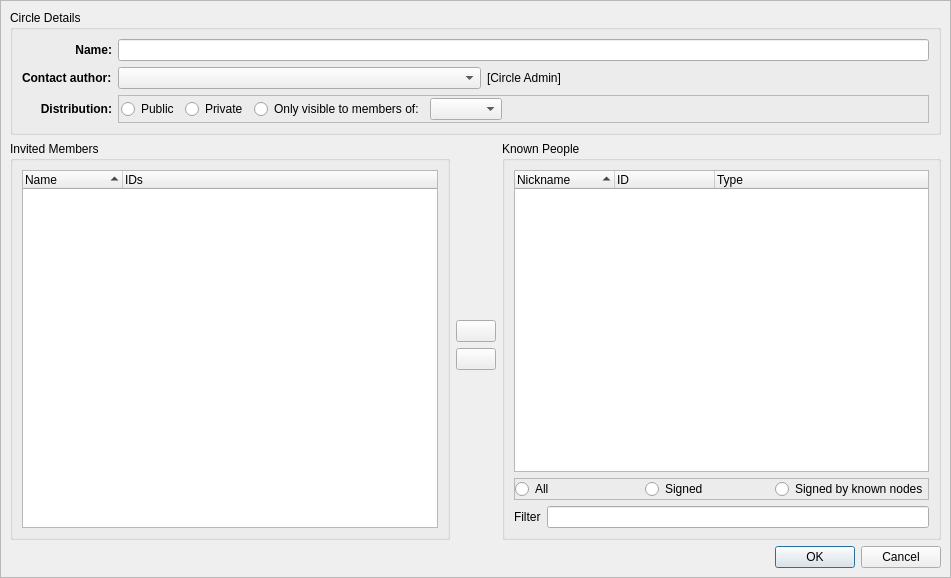
Before: the Qt Designer form retroshare-gui/src/gui/Circles/CreateCircleDialog.ui in RetroShare/RetroShare, drawn with Qt 5.
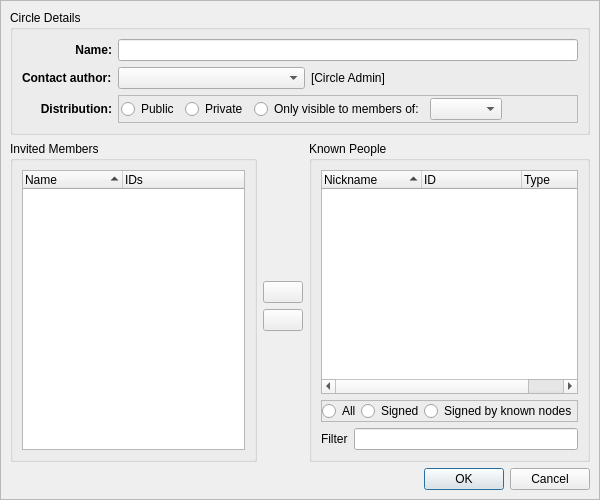
After: the same form once the commit is applied. Icons and pictures are not drawn. Custom widgets are drawn as their Qt base class.

Commit message: fix ui width & height back to normal size

Diff of the .ui file:
```diff
--- a/retroshare-gui/src/gui/Circles/CreateCircleDialog.ui
+++ b/retroshare-gui/src/gui/Circles/CreateCircleDialog.ui
@@ -6,8 +6,8 @@
    <rect>
     <x>0</x>
     <y>0</y>
-    <width>951</width>
-    <height>578</height>
+    <width>600</width>
+    <height>500</height>
    </rect>
   </property>
   <property name="windowTitle">
```
The commit also changes 8 other files.
